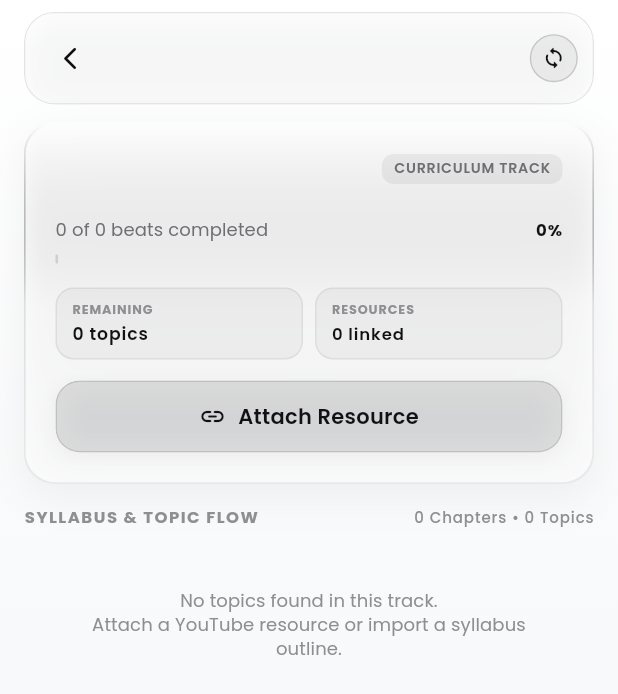
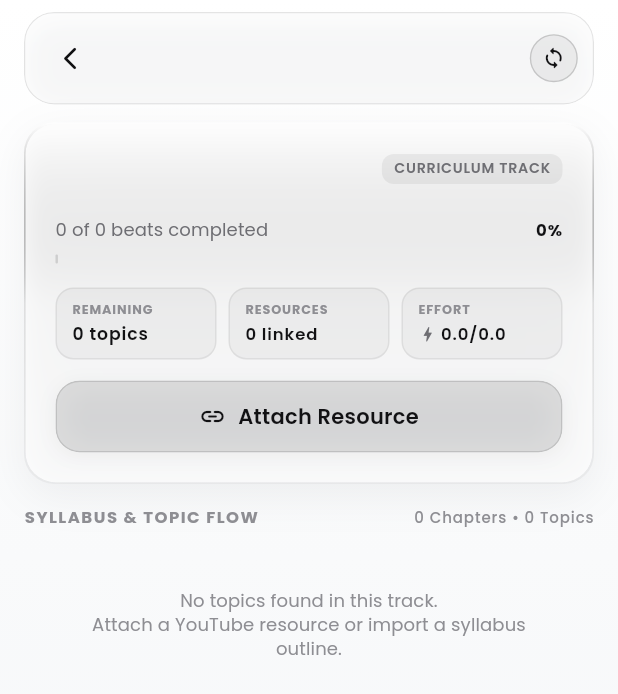
Before and after one commit to ImSurajx/rythem-app, a Flutter app: the RoadmapDetailScreen screen opened directly with empty values, on a phone screen of 412 x 824 dp. Shown: the top 694 px of the screen. Run offline on Flutter 3.47's test engine with Material 3 defaults, Android fonts, the phone set to English and light mode, and no system bars; our stand-ins replace file_picker, google_fonts, sqflite; missing offline and left inert: youtube_explode_dart; accounts and stored records are empty.

Commit message:
fix(sync-backup): resolve sync freeze, add effort UI badge, auto-normalize backup effort, and fix snapshot discovery
Signed-off-by: ImSurajx <surajxcode@gmail.com>

```diff
--- a/lib/features/explore/roadmap_detail_screen.dart
+++ b/lib/features/explore/roadmap_detail_screen.dart
@@ -134,8 +134,15 @@ class _RoadmapDetailScreenState extends State<RoadmapDetailScreen> {
     );
 
     try {
-      final result = await _ingestionService.syncAndRemapRoadmapResources(_currentRoadmap.id);
+      final result = await _ingestionService
+          .syncAndRemapRoadmapResources(_currentRoadmap.id)
+          .timeout(const Duration(seconds: 15));
       await _reloadFromDb();
+      DatabaseEventBus.instance.emit(DatabaseEvent(
+        type: DatabaseEventType.roadmapUpdated,
+        entityId: _currentRoadmap.id,
+        roadmapId: _currentRoadmap.id,
+      ));
       if (mounted) {
         showGlassToast(
           context,
@@ -636,6 +643,8 @@ class _RoadmapDetailScreenState extends State<RoadmapDetailScreen> {
     final progressRatio = totalCount > 0 ? (completedCount / totalCount) : 0.0;
     final linkedCount = _currentBeats.where((b) => b.sourceUrl?.isNotEmpty == true).length;
     final unlinkedCount = totalCount - linkedCount;
+    final totalEffort = _currentBeats.fold<double>(0.0, (sum, b) => sum + b.effortWeight);
+    final completedEffort = _currentBeats.where((b) => b.isCompleted).fold<double>(0.0, (sum, b) => sum + b.effortWeight);
     final category = _currentRoadmap.description?.isNotEmpty == true
         ? _currentRoadmap.description!
         : 'CURRICULUM TRACK';
@@ -929,6 +938,55 @@ class _RoadmapDetailScreenState extends State<RoadmapDetailScreen> {
                                   ),
                                 ),
                               ),
+                              const SizedBox(width: 8),
+                              Expanded(
+                                child: Container(
+                                  padding: const EdgeInsets.symmetric(horizontal: 10, vertical: 8),
+                                  decoration: BoxDecoration(
+                                    color: isDark ? Colors.white.withOpacity(0.06) : Colors.black.withOpacity(0.035),
+                                    borderRadius: BorderRadius.circular(12),
+                                    border: Border.all(
+                                      color: isDark ? themeColors.glassBorder : const Color(0x10000000),
+                                    ),
+                                  ),
+                                  child: Column(
+                                    crossAxisAlignment: CrossAxisAlignment.start,
+                                    children: [
+                                      Text(
+                                        'EFFORT',
+                                        style: RythemTypography.labelSmall.copyWith(
+                                          fontSize: 8.5,
+                                          fontWeight: FontWeight.w700,
+                                          color: themeColors.textTertiary,
+                                        ),
+                                      ),
+                                      const SizedBox(height: 2),
+                                      Row(
+                                        children: [
+                                          Icon(
+                                            Icons.bolt_rounded,
+                                            size: 13,
+                                            color: themeColors.textSecondary,
+                                          ),
+                                          const SizedBox(width: 2),
+                                          Expanded(
+                                            child: Text(
+                                              '${completedEffort.toStringAsFixed(1)}/${totalEffort.toStringAsFixed(1)}',
+                                              style: RythemTypography.labelSmall.copyWith(
+                                                fontSize: 11,
+                                                fontWeight: FontWeight.w600,
+                                                color: themeColors.textPrimary,
+                                              ),
+                                              maxLines: 1,
+                                              overflow: TextOverflow.ellipsis,
+                                            ),
+                                          ),
+                                        ],
+                                      ),
+                                    ],
+                                  ),
+                                ),
+                              ),
                             ],
                           ),
                           const SizedBox(height: 14),
@@ -996,23 +1054,6 @@ class _RoadmapDetailScreenState extends State<RoadmapDetailScreen> {
                               ),
                               child: Row(
                                 children: [
-                                  Container(
-                                    padding: const EdgeInsets.all(8),
-                                    decoration: BoxDecoration(
-                                      shape: BoxShape.circle,
-                                      color: isDark ? Colors.white.withOpacity(0.1) : Colors.black.withOpacity(0.06),
-                                    ),
-                                    child: Icon(
-                                      nextPendingBeat.sourceUrl?.isNotEmpty == true
-                                          ? (ResourceLauncher.isYouTube(nextPendingBeat.sourceUrl!)
-                                              ? Icons.play_arrow_rounded
-                                              : Icons.language_rounded)
-                                          : Icons.play_arrow_rounded,
-                                      size: 18,
-                                      color: themeColors.textPrimary,
-                                    ),
-                                  ),
-                                  const SizedBox(width: 12),
                                   Expanded(
                                     child: Column(
                                       crossAxisAlignment: CrossAxisAlignment.start,
--- a/lib/main.dart
+++ b/lib/main.dart
@@ -1070,6 +1070,7 @@ class _DesignSystemShowcaseScreenState
       );
       await _beatRepo.createBeat(beat);
       await _loadDatabaseState();
+      unawaited(_autoBackupManager.checkAndPerformDailyBackup(force: true));
     }
   }
 
@@ -1893,6 +1894,7 @@ class _DesignSystemShowcaseScreenState
         try {
           await _autoBackupManager.restoreSnapshot(selected.file);
           await _loadDatabaseState();
+          unawaited(_autoBackupManager.checkAndPerformDailyBackup(force: true));
           _showToast('Restored from "${selected.displayTitle}"! 🎉');
         } catch (e) {
           _showToast('Restore error: $e');
@@ -2062,6 +2064,7 @@ class _DesignSystemShowcaseScreenState
       final success = await _backupService.pickAndRestoreBackup();
       if (success != null) {
         await _loadDatabaseState();
+        unawaited(_autoBackupManager.checkAndPerformDailyBackup(force: true));
         _showToast('Backup successfully restored!');
       } else {
         _showToast('Restore cancelled or failed');
```
Also changed, not shown: lib/core/backup/services/auto_backup_manager.dart (+11 -6 lines), lib/core/backup/services/backup_service.dart (+32 -0 lines), lib/core/ingestion/services/curriculum_ingestion_service.dart (+45 -12 lines), lib/features/explore/widgets/chapter_accordion.dart (+5 -18 lines), lib/features/flow/flow_screen.dart (+36 -0 lines), lib/features/flow/session_detail_screen.dart (+18 -6 lines), 2 other files.
